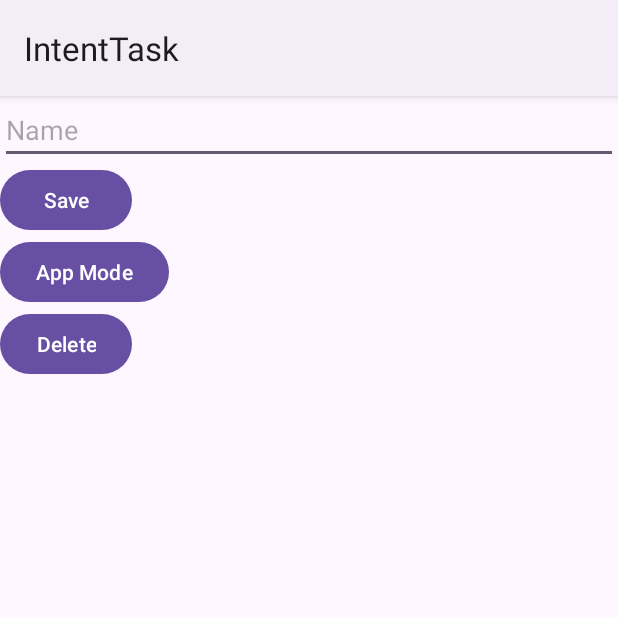
After one commit to 48Shruti/IntentTask, an Android app: the SharedPrefActivity screen opened directly, with no data from a screen before it, on a phone screen of 412 x 824 dp, the top half of it. The commit adds this screen. Run offline under Robolectric (Android 15) with nearby library versions, the phone set to English and light mode, and no system bars.

Commit message:
shared pref and theme set by button

```diff
--- a/app/build.gradle.kts
+++ b/app/build.gradle.kts
@@ -56,4 +56,8 @@ dependencies {
     // room database
     implementation ("androidx.room:room-runtime:2.6.1")
     kapt ("androidx.room:room-compiler:2.6.1")
+    // location
+    implementation ("com.google.android.gms:play-services-maps:19.0.0")
+    implementation ("com.google.android.gms:play-services-location:21.3.0")
+    implementation ("com.google.android.libraries.places:places:3.5.0")
 }
--- a/app/src/main/java/com/shruti/intenttask/MenuActivity.kt
+++ b/app/src/main/java/com/shruti/intenttask/MenuActivity.kt
@@ -27,11 +27,9 @@ class MenuActivity : AppCompatActivity() {
                 R.id.firstFragment -> {
                     navController.navigate(R.id.firstFragment2)
                     navController.popBackStack(R.id.secondFragment2,true)
-
                 }
                 R.id.secondFragment -> {
                     navController.navigate(R.id.action_firstFragment2_to_secondFragment22)
-
                 }
             }
                 return@setOnItemSelectedListener true
--- /dev/null
+++ b/app/src/main/java/com/shruti/intenttask/SharedPrefActivity.kt
@@ -0,0 +1,68 @@
+package com.shruti.intenttask
+
+import android.app.AlertDialog
+import android.content.SharedPreferences
+import androidx.appcompat.app.AppCompatActivity
+import android.os.Bundle
+import android.widget.Toast
+import androidx.appcompat.app.AppCompatDelegate
+import com.shruti.intenttask.databinding.ActivitySharedPrefBinding
+
+class SharedPrefActivity : AppCompatActivity() {
+    lateinit var binding : ActivitySharedPrefBinding
+    lateinit var sharedPref : SharedPreferences
+    override fun onCreate(savedInstanceState: Bundle?) {
+        super.onCreate(savedInstanceState)
+        binding = ActivitySharedPrefBinding.inflate(layoutInflater)
+        setContentView(binding.root)
+        sharedPref = getSharedPreferences("Data", MODE_PRIVATE)  // it will create a file named data in local storage
+        val editor = sharedPref.edit()  // editor will used to edit data
+        loadData()
+        binding.btnSave.setOnClickListener {
+            if (binding.etname.text.isNullOrEmpty()){
+                binding.etname.error = "Enter name"
+            }else{
+                editor.putString("name", binding.etname.text.toString())
+                editor.apply()
+                Toast.makeText(this,"Save Button", Toast.LENGTH_SHORT).show()
+            }
+
+        }
+        binding.btnDelete.setOnClickListener {
+            editor.remove("name")
+            editor.apply()
+            loadData()
+            Toast.makeText(this,"Delete it successfully", Toast.LENGTH_SHORT).show()
+
+        }
+        binding.btnAppMode.setOnClickListener {
+            AlertDialog.Builder(this).apply {
+                setTitle("change color mode ")
+                setPositiveButton("Dark Mode"){_,_,->
+                    AppCompatDelegate.setDefaultNightMode(AppCompatDelegate.MODE_NIGHT_YES)
+                    editor.putBoolean("dark", true)
+                    editor.commit()
+                    editor.apply()
+                }
+                setNegativeButton("Light Mode"){_,_,->
+                    AppCompatDelegate.setDefaultNightMode(AppCompatDelegate.MODE_NIGHT_NO)
+                    editor.putBoolean("dark", false)
+                    editor.commit()
+                    editor.apply()
+
+                }
+            }.show()
+            Toast.makeText(this,"App Mode Button", Toast.LENGTH_SHORT).show()
+
+        }
+    }
+    fun loadData(){
+        var name = sharedPref.getString("name","")
+        binding.etname.setText(name)
+        if (sharedPref.getBoolean("dark",false)){
+            AppCompatDelegate.setDefaultNightMode(AppCompatDelegate.MODE_NIGHT_YES)
+        }else{
+            AppCompatDelegate.setDefaultNightMode(AppCompatDelegate.MODE_NIGHT_NO)
+        }
+    }
+}
--- a/app/src/main/res/layout/activity_drawer.xml
+++ b/app/src/main/res/layout/activity_drawer.xml
@@ -13,4 +13,5 @@
         app:menu="@menu/nav_menu"
         android:background="#6BFFFFFF"/>
 
+
 </androidx.drawerlayout.widget.DrawerLayout>
--- /dev/null
+++ b/app/src/main/res/layout/activity_shared_pref.xml
@@ -0,0 +1,30 @@
+<?xml version="1.0" encoding="utf-8"?>
+<LinearLayout xmlns:android="http://schemas.android.com/apk/res/android"
+    xmlns:app="http://schemas.android.com/apk/res-auto"
+    xmlns:tools="http://schemas.android.com/tools"
+    android:layout_width="match_parent"
+    android:layout_height="match_parent"
+    android:orientation="vertical"
+    tools:context=".SharedPrefActivity">
+    <EditText
+        android:layout_width="match_parent"
+        android:layout_height="wrap_content"
+        android:id="@+id/etname"
+        android:hint="Name"/>
+    <Button
+        android:layout_width="wrap_content"
+        android:layout_height="wrap_content"
+        android:id="@+id/btnSave"
+        android:text="Save"/>
+    <Button
+        android:layout_width="wrap_content"
+        android:layout_height="wrap_content"
+        android:text="App Mode"
+        android:id="@+id/btnAppMode"/>
+    <Button
+        android:layout_width="wrap_content"
+        android:layout_height="wrap_content"
+        android:id="@+id/btnDelete"
+        android:text="Delete"/>
+
+</LinearLayout>
--- a/app/src/main/res/layout/activity_ui_components.xml
+++ b/app/src/main/res/layout/activity_ui_components.xml
@@ -13,8 +13,12 @@
         android:src="@drawable/rabbit"/>
     <com.airbnb.lottie.LottieAnimationView
         android:layout_width="match_parent"
-        android:layout_height="wrap_content"
+        android:layout_height="100dp"
         android:id="@+id/lottie"
         app:lottie_rawRes="@raw/planets"
         app:lottie_autoPlay="true"/>
+<!--    <ImageView-->
+<!--        android:layout_width="match_parent"-->
+<!--        android:layout_height="match_parent"-->
+<!--        android:src="@xml/auth"/>-->
 </LinearLayout>
--- a/settings.gradle.kts
+++ b/settings.gradle.kts
@@ -10,6 +10,7 @@ dependencyResolutionManagement {
     repositories {
         google()
         mavenCentral()
+        maven(url = "https://jitpack.io")
     }
 }
 
```
Also changed, not shown: app/src/main/AndroidManifest.xml (+8 -0 lines), app/src/main/java/com/shruti/intenttask/CurrentLocActivity.kt (added, +97 -0 lines), app/src/main/java/com/shruti/intenttask/MainActivity.kt (+8 -0 lines), app/src/main/res/layout/activity_current_loc.xml (added, +82 -0 lines), app/src/main/res/layout/activity_main.xml (+10 -1 lines).
